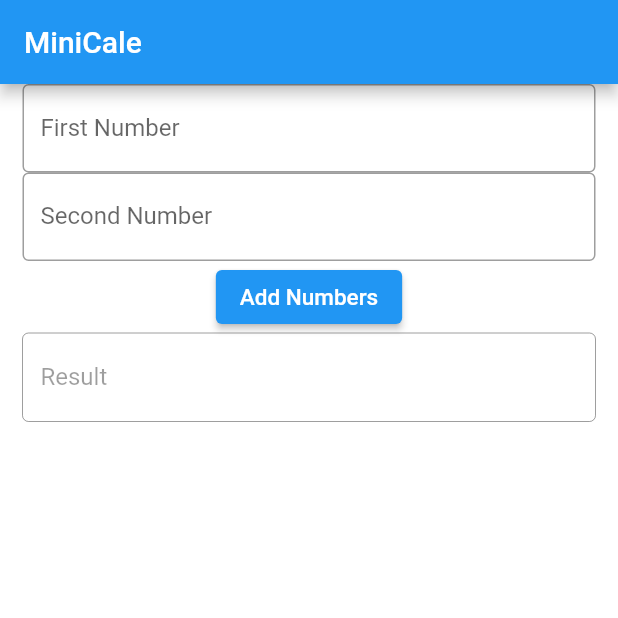
After one commit to prachisharma02/flutterApp, a Flutter app: the MiniCale screen opened directly, after a tap on "Add Numbers", on a phone screen of 412 x 824 dp, the top half of it. The commit adds this screen. Run offline on Flutter 3.47's test engine with Material 2 defaults, Android fonts, the phone set to English and light mode, and no system bars.

Commit message:
added calculator

```diff
--- a/lib/main.dart
+++ b/lib/main.dart
@@ -5,6 +5,7 @@
 import 'package:begin/login.dart';
 import 'package:begin/pictures.dart';
 import 'package:begin/router.dart';
+import 'package:begin/sum.dart';
 import 'package:begin/userimage.dart';
 import 'package:flutter/material.dart';
 
--- /dev/null
+++ b/lib/sum.dart
@@ -0,0 +1,116 @@
+import 'package:flutter/material.dart';
+
+void main() {
+  runApp(Sum());
+}
+
+class Sum extends StatelessWidget {
+  @override
+  Widget build(BuildContext context) {
+    return MaterialApp(
+      debugShowCheckedModeBanner: false,
+      home: MiniCale(),
+    );
+  }
+}
+
+class MiniCale extends StatefulWidget {
+  @override
+  _MiniCaleState createState() => _MiniCaleState();
+}
+
+class _MiniCaleState extends State<MiniCale> {
+  int firstNum = 0;
+  int secondNum = 0;
+  int resultNum = 0;
+  final fnController = TextEditingController();
+  final snController = TextEditingController();
+  final resController = TextEditingController();
+
+  void _calculateAdd() {
+    setState(() {
+      firstNum = int.parse(fnController.text);
+      secondNum = int.parse(snController.text);
+      resultNum = firstNum + secondNum;
+      resController.text = resultNum.toString();
+    });
+  }
+
+  @override
+  Widget build(BuildContext context) {
+    return Scaffold(
+      backgroundColor: Colors.white,
+      appBar: AppBar(
+        title: const Text("MiniCale"),
+      ),
+      body: Column(
+        children: <Widget>[
+          Padding(
+            padding: const EdgeInsets.symmetric(horizontal: 15),
+            child: TextField(
+              controller: fnController,
+              decoration: const InputDecoration(
+                border: OutlineInputBorder(),
+                labelText: 'First Number',
+                hintText: 'Enter an integer value',
+              ),
+              keyboardType: TextInputType.number,
+            ),
+          ),
+          Padding(
+            padding: const EdgeInsets.symmetric(horizontal: 15),
+            child: TextField(
+              controller: snController,
+              decoration: const InputDecoration(
+                border: OutlineInputBorder(),
+                labelText: 'Second Number',
+                hintText: 'Enter an integer value',
+              ),
+              keyboardType: TextInputType.number,
+            ),
+          ),
+          ElevatedButton(
+            onPressed: () {
+              _calculateAdd();
+            },
+            child: const Text(
+              "Add Numbers",
+              style: TextStyle(color: Colors.white, fontSize: 15),
+            ),
+          ),
+          Padding(
+            padding: const EdgeInsets.symmetric(horizontal: 15),
+            child: TextField(
+              controller: resController,
+              decoration: const InputDecoration(
+                border: OutlineInputBorder(),
+                labelText: 'Result',
+                hintText: 'Displaying Result of Operation',
+              ),
+              enabled: false,
+            ),
+          ),
+        ],
+      ),
+    );
+  }
+}
+
+// class Temp extends StatefulWidget {
+//   @override
+//   MyVals createState() => MyVals();
+// }
+
+
+// class MyVals extends State<Temp> {
+//   int a = 0;
+//   int b = 0;
+
+//   @override
+//   Widget build(BuildContext context) {
+//     return Scaffold(
+//         body: Center(
+//       child: const Text("hello world"),
+//     ));
+//   }
+// }
```
